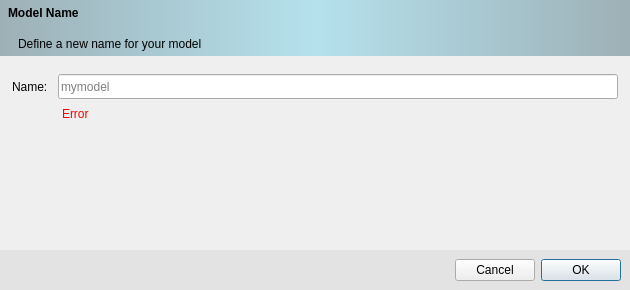
Qt form src/rename.ui (ufopleds/DengueME) before a commit.
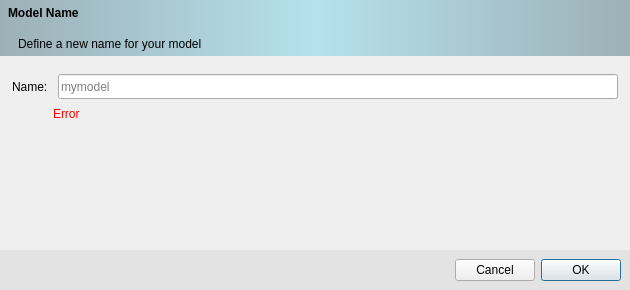
The same form after that commit. Icons and pictures are not drawn.

Commit message:
Redesign the feature "Change workspace" (main interface). Issue #11
[PR] Fixes #11. Redesign the feature "Change workspace" (main interface)
Updates: problems with layout and messages.
Closes #11

Diff of the .ui file:
```diff
--- a/src/rename.ui
+++ b/src/rename.ui
@@ -183,7 +183,7 @@
          </property>
          <property name="sizeHint" stdset="0">
           <size>
-           <width>50</width>
+           <width>41</width>
            <height>20</height>
           </size>
          </property>
```
The commit also changes 5 other files.
